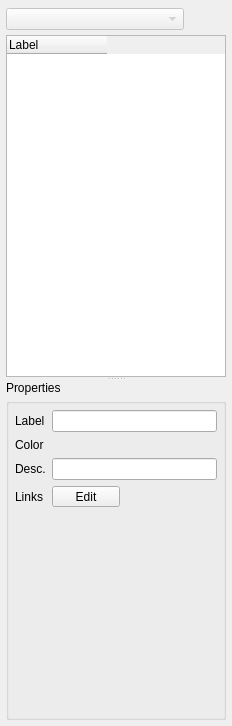
The window that Tools/Mokka/ModelDockWidget.ui (Biomechanical-ToolKit/BTKCore) describes before a commit, drawn with Qt 5.
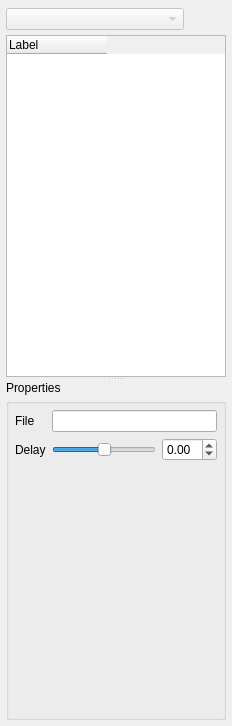
The same window after the commit. Icons and pictures are not drawn. Custom widgets are drawn as their Qt base class.

Commit message: [ENH] Mokka: New video view! Give you the possibility to display videos recorded with the acquisition.

The edit to the form file:
```diff
--- a/Tools/Mokka/ModelDockWidget.ui
+++ b/Tools/Mokka/ModelDockWidget.ui
@@ -13,7 +13,7 @@
   <property name="minimumSize">
    <size>
     <width>232</width>
-    <height>506</height>
+    <height>508</height>
    </size>
   </property>
   <property name="maximumSize">
@@ -274,7 +274,7 @@
               </sizepolicy>
              </property>
              <property name="currentIndex">
-              <number>1</number>
+              <number>5</number>
              </property>
              <widget class="QWidget" name="emptyPage"/>
              <widget class="QWidget" name="segmentPage">
@@ -936,6 +936,119 @@
                </item>
               </layout>
              </widget>
+             <widget class="QWidget" name="videoPage">
+              <layout class="QGridLayout" name="gridLayout_5">
+               <property name="margin">
+                <number>6</number>
+               </property>
+               <item row="1" column="0">
+                <widget class="QLabel" name="videoDelayLabel">
+                 <property name="toolTip">
+                  <string>Negative delay: forward video</string>
+                 </property>
+                 <property name="text">
+                  <string>Delay</string>
+                 </property>
+                </widget>
+               </item>
+               <item row="1" column="1">
+                <layout class="QHBoxLayout" name="horizontalLayout_8">
+                 <property name="spacing">
+                  <number>6</number>
+                 </property>
+                 <item>
+                  <widget class="QSlider" name="videoDelaySlider">
+                   <property name="sizePolicy">
+                    <sizepolicy hsizetype="Expanding" vsizetype="Preferred">
+                     <horstretch>0</horstretch>
+                     <verstretch>0</verstretch>
+                    </sizepolicy>
+                   </property>
+                   <property name="minimum">
+                    <number>-50</number>
+                   </property>
+                   <property name="maximum">
+                    <number>50</number>
+                   </property>
+                   <property name="singleStep">
+                    <number>1</number>
+                   </property>
+                   <property name="value">
+                    <number>0</number>
+                   </property>
+                   <property name="orientation">
+                    <enum>Qt::Horizontal</enum>
+                   </property>
+                  </widget>
+                 </item>
+                 <item>
+                  <widget class="QDoubleSpinBox" name="videoDelaySpinBox">
+                   <property name="sizePolicy">
+                    <sizepolicy hsizetype="Fixed" vsizetype="Fixed">
+                     <horstretch>0</horstretch>
+                     <verstretch>0</verstretch>
+                    </sizepolicy>
+                   </property>
+                   <property name="minimumSize">
+                    <size>
+                     <width>50</width>
+                     <height>0</height>
+                    </size>
+                   </property>
+                   <property name="maximumSize">
+                    <size>
+                     <width>70</width>
+                     <height>16777215</height>
+                    </size>
+                   </property>
+                   <property name="styleSheet">
+                    <string notr="true"/>
+                   </property>
+                   <property name="minimum">
+                    <double>-5.000000000000000</double>
+                   </property>
+                   <property name="maximum">
+                    <double>5.000000000000000</double>
+                   </property>
+                   <property name="singleStep">
+                    <double>0.100000000000000</double>
+                   </property>
+                  </widget>
+                 </item>
+                </layout>
+               </item>
+               <item row="4" column="0">
+                <spacer name="verticalSpacer_6">
+                 <property name="orientation">
+                  <enum>Qt::Vertical</enum>
+                 </property>
+                 <property name="sizeType">
+                  <enum>QSizePolicy::Expanding</enum>
+                 </property>
+                 <property name="sizeHint" stdset="0">
+                  <size>
+                   <width>20</width>
+                   <height>0</height>
+                  </size>
+                 </property>
+                </spacer>
+               </item>
+               <item row="0" column="0">
+                <widget class="QLabel" name="videoFilenameLabel">
+                 <property name="text">
+                  <string>File</string>
+                 </property>
+                </widget>
+               </item>
+               <item row="0" column="1">
+                <widget class="QLineEdit" name="videoFilenameEdit">
+                 <property name="readOnly">
+                  <bool>true</bool>
+                 </property>
+                </widget>
+               </item>
+              </layout>
+             </widget>
             </widget>
            </item>
           </layout>
```
The commit also changes 19 other files.
